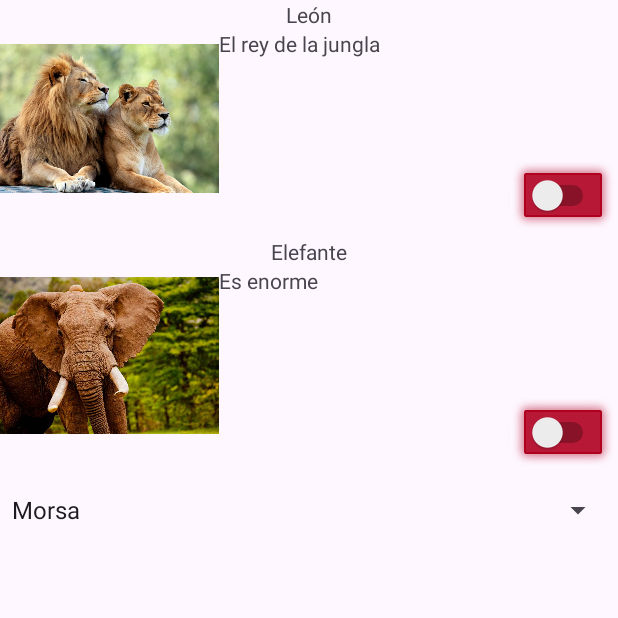
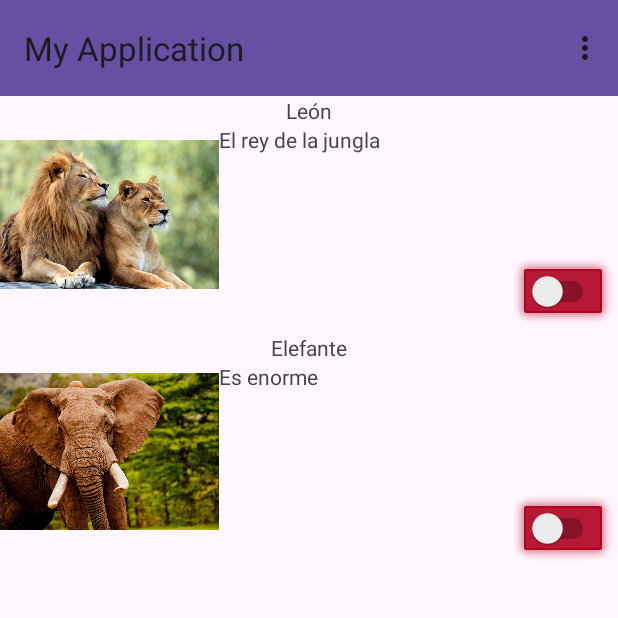
Before and after one commit to ProfesorPermuta/ReciclerViewYSpinner, an Android app: the screen it shows after launch (MainActivity), on a phone screen of 412 x 824 dp, the top half of it. Run offline under Robolectric (Android 15) with nearby library versions, the phone set to English and light mode, and no system bars.

Commit message:
Añadido viewModel y menus de toolbar y context en recyclerView

```diff
--- /dev/null
+++ b/MyApplication/app/src/main/java/com/example/myapplication/AnimalViewModel.java
@@ -0,0 +1,29 @@
+package com.example.myapplication;
+
+import androidx.lifecycle.MutableLiveData;
+import androidx.lifecycle.ViewModel;
+
+import java.util.ArrayList;
+import java.util.List;
+
+public class AnimalViewModel extends ViewModel {
+
+    MutableLiveData<List<Animal>> animales;
+
+    public AnimalViewModel() {
+        this.animales = new MutableLiveData<>();
+        this.animales.setValue(new ArrayList<>());
+
+        this.addAnimal(new Animal(1, "León", "El rey de la jungla", R.drawable.leon));
+        this.addAnimal(new Animal(2, "Elefante", "Es enorme", R.drawable.elefante));
+    }
+
+    public void addAnimal(Animal a){
+        List<Animal> ans = animales.getValue();
+
+        assert ans != null;
+        ans.add(a);
+        animales.setValue(ans);
+    }
+
+}
--- a/MyApplication/app/src/main/java/com/example/myapplication/AnimalesListAdapter.java
+++ b/MyApplication/app/src/main/java/com/example/myapplication/AnimalesListAdapter.java
@@ -1,5 +1,6 @@
 package com.example.myapplication;
 
+import android.app.Activity;
 import android.net.Uri;
 import android.view.LayoutInflater;
 import android.view.View;
@@ -18,7 +19,9 @@ public class AnimalesListAdapter extends RecyclerView.Adapter {
     @Override
     public RecyclerView.ViewHolder onCreateViewHolder(@NonNull ViewGroup parent, int viewType) {
         View view = LayoutInflater.from(parent.getContext()).inflate(R.layout.fragment_card, parent, false);
-        return new CardViewHolder(view);
+
+        CardViewHolder cardViewHolder = new CardViewHolder(view);
+        return cardViewHolder;
     }
 
     @Override
@@ -36,6 +39,8 @@ public class AnimalesListAdapter extends RecyclerView.Adapter {
         return animales.size();
     }
 
+
+
     public AnimalesListAdapter(List<Animal> animales){
 
         this.animales = animales;
--- a/MyApplication/app/src/main/java/com/example/myapplication/CardViewHolder.java
+++ b/MyApplication/app/src/main/java/com/example/myapplication/CardViewHolder.java
@@ -1,13 +1,18 @@
 package com.example.myapplication;
 
+import android.view.ContextMenu;
+import android.view.LayoutInflater;
+import android.view.MenuItem;
 import android.view.View;
 import android.widget.ImageView;
+import android.widget.PopupMenu;
 import android.widget.Switch;
 import android.widget.TextView;
 
+import androidx.lifecycle.Observer;
 import androidx.recyclerview.widget.RecyclerView;
 
-public class CardViewHolder extends RecyclerView.ViewHolder {
+public class CardViewHolder extends RecyclerView.ViewHolder implements View.OnCreateContextMenuListener, PopupMenu.OnMenuItemClickListener{
 
     TextView tvName;
     TextView tvDesc;
@@ -19,5 +24,26 @@ public class CardViewHolder extends RecyclerView.ViewHolder {
         tvDesc = view.findViewById(R.id.tvDesc);
         img = view.findViewById(R.id.ivPhoto);
         sw = view.findViewById(R.id.swMarked);
+
+        view.setOnCreateContextMenuListener(this);
     }
+
+    @Override
+    public void onCreateContextMenu(ContextMenu contextMenu, View view, ContextMenu.ContextMenuInfo contextMenuInfo) {
+        PopupMenu popupMenu = new PopupMenu(view.getContext(), view);
+        popupMenu.getMenuInflater().inflate(R.menu.menu_opciones, popupMenu.getMenu());
+        popupMenu.setOnMenuItemClickListener(this);
+        popupMenu.show();
+    }
+
+    @Override
+    public boolean onMenuItemClick(MenuItem item) {
+
+        int itemId = item.getItemId();
+
+
+
+        return false;
+    }
+
 }
--- a/MyApplication/app/src/main/java/com/example/myapplication/MainActivity.java
+++ b/MyApplication/app/src/main/java/com/example/myapplication/MainActivity.java
@@ -1,15 +1,28 @@
 package com.example.myapplication;
 
+import static android.widget.Toast.LENGTH_LONG;
+
+import android.app.Activity;
 import android.os.Bundle;
+import android.text.style.IconMarginSpan;
+import android.view.ContextMenu;
+import android.view.Menu;
+import android.view.MenuInflater;
+import android.view.MenuItem;
+import android.view.View;
 import android.widget.ArrayAdapter;
 import android.widget.Spinner;
+import android.widget.Toast;
 
 import androidx.activity.EdgeToEdge;
 import androidx.annotation.ArrayRes;
+import androidx.annotation.NonNull;
 import androidx.appcompat.app.AppCompatActivity;
+import androidx.appcompat.widget.Toolbar;
 import androidx.core.graphics.Insets;
 import androidx.core.view.ViewCompat;
 import androidx.core.view.WindowInsetsCompat;
+import androidx.lifecycle.ViewModelProvider;
 import androidx.recyclerview.widget.LinearLayoutManager;
 import androidx.recyclerview.widget.RecyclerView;
 
@@ -26,6 +39,9 @@ public class MainActivity extends AppCompatActivity {
 
 
     private RecyclerView rv;
+
+    private AnimalViewModel animalViewModel;
+
     @Override
     protected void onCreate(Bundle savedInstanceState) {
         super.onCreate(savedInstanceState);
@@ -37,19 +53,25 @@ public class MainActivity extends AppCompatActivity {
             return insets;
         });
 
+        /*View Model*/
+            animalViewModel = new ViewModelProvider(this).get(AnimalViewModel.class);
 
-        /*Recycler View*/
-        ArrayList<Animal> animales = new ArrayList<Animal>();
-        animales.add(new Animal(animales.size() + 1, "León", "El rey de la jungla", R.drawable.leon));
-        animales.add(new Animal(animales.size() + 1, "Elefante", "Es enorme", R.drawable.elefante));
+        /*Fin ViewModel*/
+
+
+        animalViewModel.animales.observe(this, animals -> {
+            rv.setAdapter(new AnimalesListAdapter(animals));
+        });
+
+        /* Recycler View */
 
         rv = findViewById(R.id.rvContainer);
         rv.setLayoutManager(new LinearLayoutManager(this));
-        rv.setAdapter(new AnimalesListAdapter(animales));
+
         /*Fin recycler view*/
 
 
-        /*Inicio Spinner*/
+        /* Inicio Spinner */
 
         Spinner sp = findViewById(R.id.spinner);
 
@@ -60,6 +82,41 @@ public class MainActivity extends AppCompatActivity {
 
         sp.setAdapter(new ArrayAdapter<String>(this, android.R.layout.simple_spinner_dropdown_item, animalesSpinner));
 
-        /*Fin Spinner*/
+        /* Fin Spinner */
+
+        /* Inicio toolbar */
+
+        Toolbar toolbar = (Toolbar) findViewById(R.id.toolbar);
+        setSupportActionBar(toolbar);
+
+        /* Fin ToolBar */
+
     }
+    /* Metodos sobreescritos para gestionar las opciones del toolbar */
+    @Override
+    public boolean onCreateOptionsMenu(Menu menu) {
+        getMenuInflater().inflate(R.menu.menu_opciones, menu);
+        return true;
+    }
+
+    @Override
+    public boolean onOptionsItemSelected(@NonNull MenuItem item) {
+        int op = item.getItemId();
+
+        if(op == R.id.detalles){
+            animalViewModel.addAnimal(new Animal(3, "León 2", "El rey de la jungla 2", R.drawable.leon));
+
+            return true;
+        }
+
+        if (op == R.id.contacto){
+            return true;
+        }
+
+        if (op == R.id.solicitud){
+            return true;
+        }
+        return super.onOptionsItemSelected(item);
+    }
+
 }
--- a/MyApplication/app/src/main/res/layout/activity_main.xml
+++ b/MyApplication/app/src/main/res/layout/activity_main.xml
@@ -10,10 +10,11 @@
     <androidx.recyclerview.widget.RecyclerView
         android:id="@+id/rvContainer"
         android:layout_width="0dp"
-        android:layout_height="wrap_content"
+        android:layout_height="0dp"
+        app:layout_constraintBottom_toBottomOf="parent"
         app:layout_constraintEnd_toEndOf="parent"
         app:layout_constraintStart_toStartOf="parent"
-        app:layout_constraintTop_toTopOf="parent" />
+        app:layout_constraintTop_toBottomOf="@+id/toolbar" />
 
     <Spinner
         android:id="@+id/spinner"
@@ -21,4 +22,15 @@
         android:layout_height="wrap_content"
         app:layout_constraintStart_toStartOf="parent"
         app:layout_constraintTop_toBottomOf="@+id/rvContainer" />
+
+    <androidx.appcompat.widget.Toolbar
+        android:id="@+id/toolbar"
+        android:layout_width="0dp"
+        android:layout_height="wrap_content"
+        android:background="?attr/colorPrimary"
+        android:minHeight="?attr/actionBarSize"
+        android:theme="?attr/actionBarTheme"
+        app:layout_constraintEnd_toEndOf="parent"
+        app:layout_constraintStart_toStartOf="parent"
+        app:layout_constraintTop_toTopOf="parent" />
 </androidx.constraintlayout.widget.ConstraintLayout>
--- /dev/null
+++ b/MyApplication/app/src/main/res/menu/menu_opciones.xml
@@ -0,0 +1,16 @@
+<?xml version="1.0" encoding="utf-8"?>
+<menu xmlns:app="http://schemas.android.com/apk/res-auto"
+    xmlns:android="http://schemas.android.com/apk/res/android">
+
+    <item
+        android:id="@+id/detalles"
+        android:title="Detalles" />
+    <item
+        android:id="@+id/solicitud"
+        android:icon="@android:drawable/btn_plus"
+        android:title="Solicitar animal" />
+    <item
+        android:id="@+id/contacto"
+        android:icon="@android:drawable/ic_menu_agenda"
+        android:title="Contacto" />
+</menu>
```
Also changed, not shown: MyApplication/app/src/main/res/menu/menu_opciones_contextuales.xml (added, +10 -0 lines).
